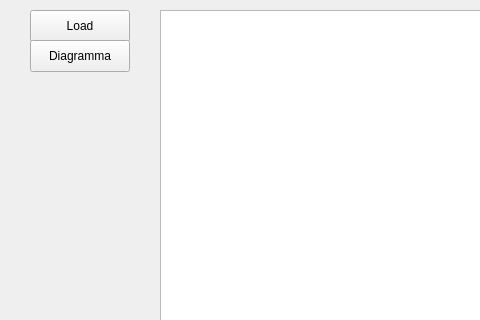
First picture: the form in mainwindow.ui, repository footer22513-dot/untitled8_OPI, before the edit; both pictures show x 0 to 480 and y 0 to 320 of the 598 by 507 pixel window.
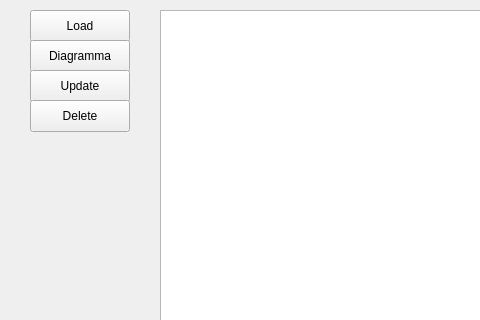
Second picture: the form after the edit.

Commit message: Implement adding new data via input dialog

What changed in the file:
```diff
--- a/mainwindow.ui
+++ b/mainwindow.ui
@@ -50,6 +50,32 @@
      </rect>
     </property>
    </widget>
+   <widget class="QPushButton" name="pushButton_4">
+    <property name="geometry">
+     <rect>
+      <x>30</x>
+      <y>70</y>
+      <width>100</width>
+      <height>32</height>
+     </rect>
+    </property>
+    <property name="text">
+     <string>Update</string>
+    </property>
+   </widget>
+   <widget class="QPushButton" name="pushButton_5">
+    <property name="geometry">
+     <rect>
+      <x>30</x>
+      <y>100</y>
+      <width>100</width>
+      <height>32</height>
+     </rect>
+    </property>
+    <property name="text">
+     <string>Delete</string>
+    </property>
+   </widget>
   </widget>
   <widget class="QStatusBar" name="statusbar"/>
  </widget>
```
The commit also changes 1 other file.
